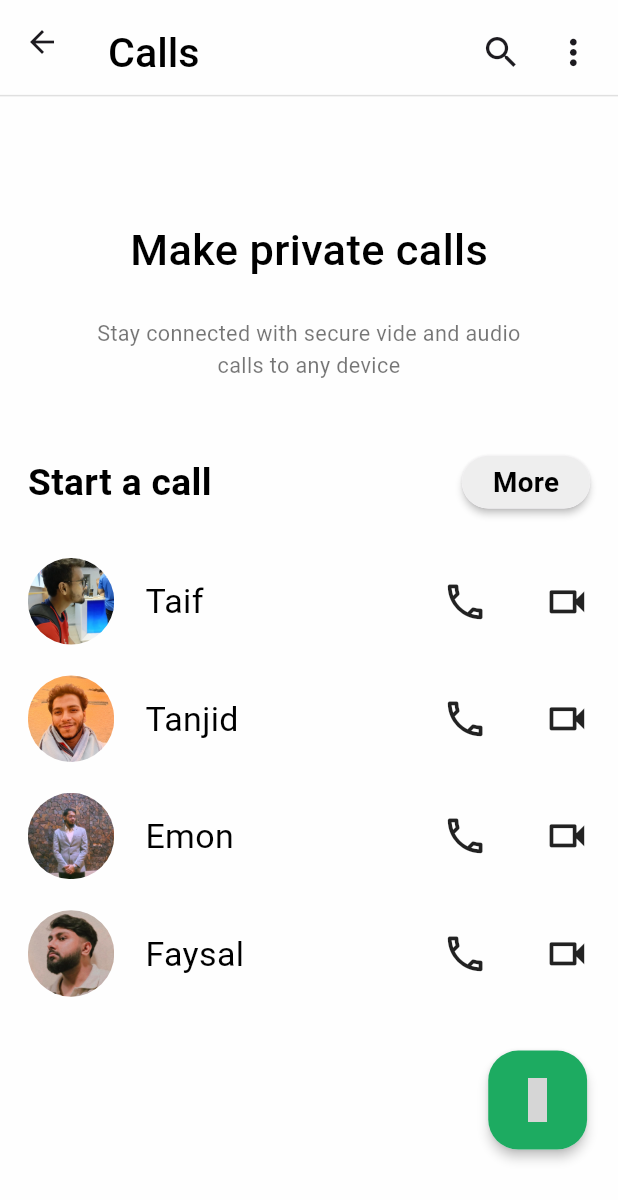
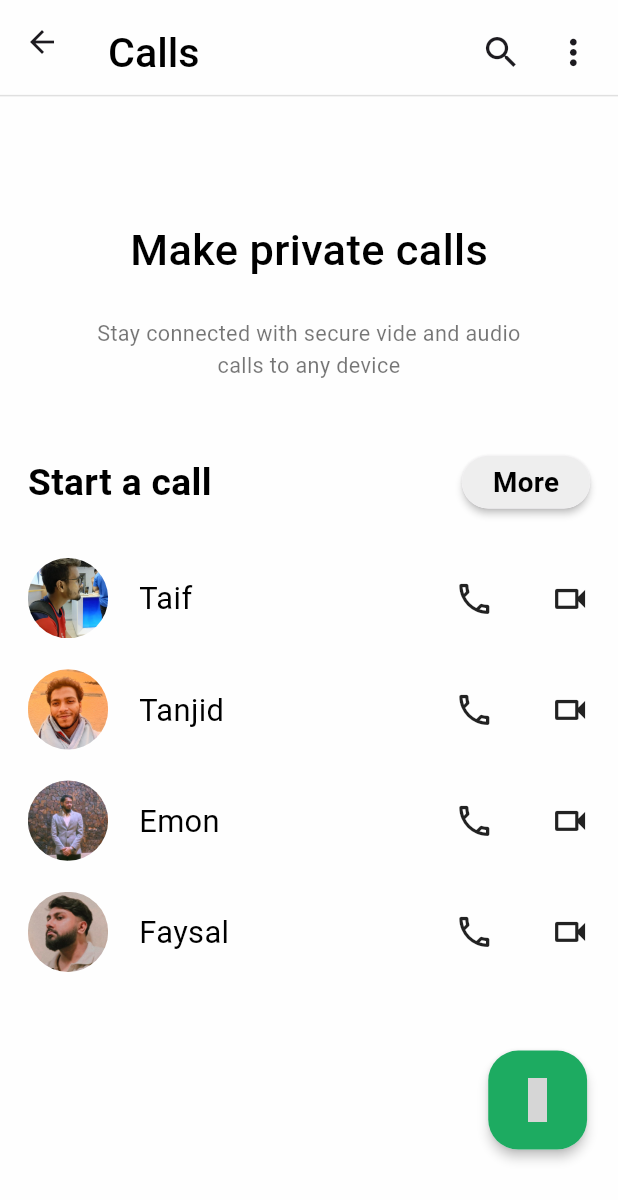
Before and after one commit to abdullahjohar23/whatsapp-clone-app, a Flutter app: the CallsPage screen opened directly, on a phone screen of 412 x 824 dp. Shown: the top 1200 px of the screen. Run offline on Flutter 3.47's test engine with Material 3 defaults, Android fonts, the phone set to English and light mode, and no system bars; our stand-ins replace material_design_icons_flutter; grey boxes are pictures that could not be loaded.

Commit message:
image size decreased in calls page

```diff
--- a/lib/pages/single_call_design.dart
+++ b/lib/pages/single_call_design.dart
@@ -24,20 +24,20 @@ class CallTile extends StatelessWidget {
                             children: [
                                 ClipRRect(
                                     borderRadius: BorderRadius.circular(50),
-                                    child: Image.asset(imagePath, height: deviceWidth *0.14, width: deviceWidth *0.14, fit: BoxFit.cover,),
+                                    child: Image.asset(imagePath, height: deviceWidth *0.13, width: deviceWidth *0.13, fit: BoxFit.cover,),
                                 ),
 
                                 SizedBox(width: deviceWidth*0.05),
 
-                                Text(name, style: TextStyle(color: Colors.black, fontSize: deviceWidth*0.055, fontWeight: FontWeight.w400)),
+                                Text(name, style: TextStyle(color: Colors.black, fontSize: deviceWidth*0.05, fontWeight: FontWeight.w400)),
                             ],
                         ),
 
                         Row(
                             children: [
-                                Icon(Icons.call_outlined, size: deviceWidth*0.075),
+                                Icon(Icons.call_outlined, size: deviceWidth*0.065),
                                 SizedBox(width: deviceWidth*0.09),
-                                Icon(Icons.videocam_outlined, size: deviceWidth*0.075),
+                                Icon(Icons.videocam_outlined, size: deviceWidth*0.065),
                             ],
                         ),
                     ],
```
